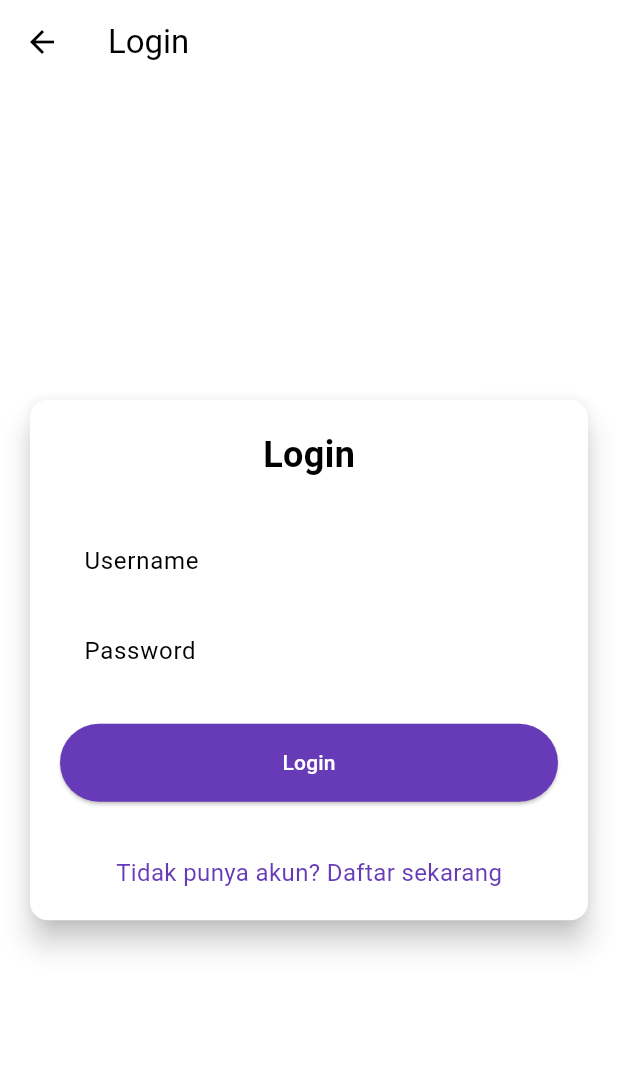
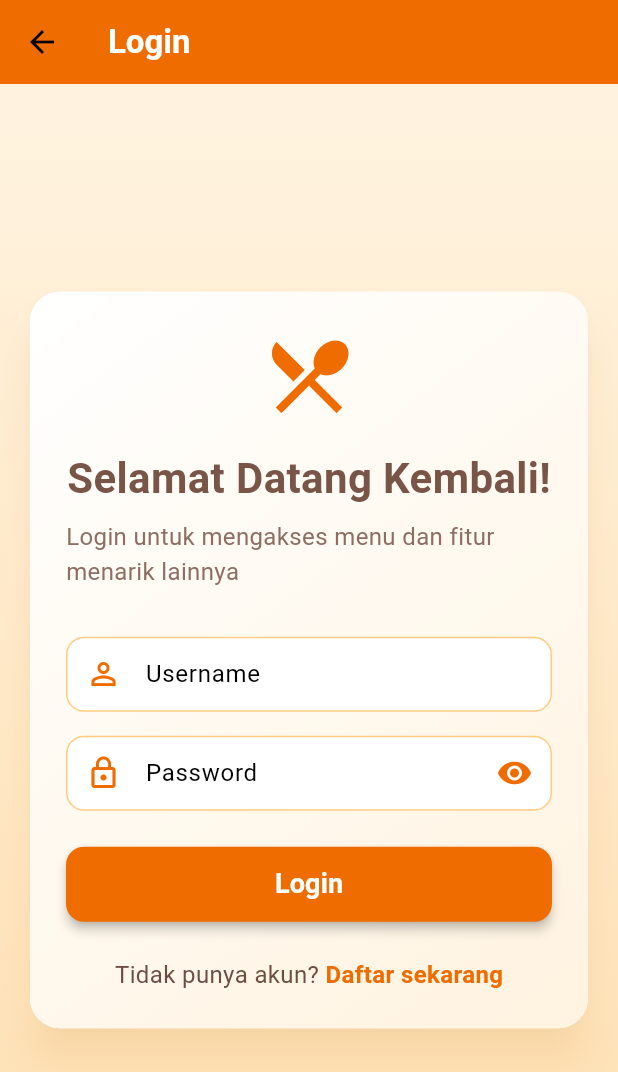
Before and after one commit to F02-PBP/jogja-rasa-mobile, a Flutter app: the screen it shows after launch, after a tap on "Masuk", on a phone screen of 412 x 824 dp. Shown: the top 1072 px of the screen. Run offline on Flutter 3.47's test engine with Material 3 defaults, Android fonts, the phone set to English and light mode, and no system bars; our stand-ins replace google_fonts; missing offline and left inert: pbp_django_auth.

Commit message:
feat: enhance ui

```diff
--- a/lib/screens/login.dart
+++ b/lib/screens/login.dart
@@ -17,9 +17,10 @@ class LoginApp extends StatelessWidget {
       title: 'Login',
       theme: ThemeData(
         useMaterial3: true,
-        colorScheme: ColorScheme.fromSwatch(
-          primarySwatch: Colors.deepPurple,
-        ).copyWith(secondary: Colors.deepPurple[400]),
+        colorScheme: ColorScheme.fromSeed(
+          seedColor: Colors.orange,
+          primary: Colors.orange[800]!,
+        ),
       ),
       home: const LoginPage(),
     );
@@ -37,48 +38,99 @@ class _LoginPageState extends State<LoginPage> {
   final _formKey = GlobalKey<FormState>();
   final TextEditingController _usernameController = TextEditingController();
   final TextEditingController _passwordController = TextEditingController();
+  bool _isPasswordVisible = false;
 
   @override
   Widget build(BuildContext context) {
     final request = context.watch<CookieRequest>();
 
     return Scaffold(
+      backgroundColor: Colors.orange[50],
       appBar: AppBar(
-        title: const Text('Login'),
+        backgroundColor: Colors.orange[800],
+        title: const Text(
+          'Login',
+          style: TextStyle(
+            color: Colors.white,
+            fontWeight: FontWeight.bold,
           ),
-      body: Center(
+        ),
+        elevation: 0,
+      ),
+      body: Container(
+        decoration: BoxDecoration(
+          gradient: LinearGradient(
+            begin: Alignment.topCenter,
+            end: Alignment.bottomCenter,
+            colors: [
+              Colors.orange[50]!,
+              Colors.orange[100]!,
+            ],
+          ),
+        ),
+        child: Center(
           child: SingleChildScrollView(
             padding: const EdgeInsets.all(16.0),
             child: Card(
-            elevation: 8,
+              elevation: 12,
+              shadowColor: Colors.orange.withOpacity(0.2),
               shape: RoundedRectangleBorder(
-              borderRadius: BorderRadius.circular(12.0),
+                borderRadius: BorderRadius.circular(20.0),
               ),
-            child: Padding(
-              padding: const EdgeInsets.all(20.0),
+              child: Container(
+                decoration: BoxDecoration(
+                  borderRadius: BorderRadius.circular(20.0),
+                  gradient: LinearGradient(
+                    begin: Alignment.topLeft,
+                    end: Alignment.bottomRight,
+                    colors: [Colors.white, Colors.orange[50]!],
+                  ),
+                ),
+                padding: const EdgeInsets.all(24.0),
                 child: Form(
                   key: _formKey,
                   child: Column(
                     mainAxisSize: MainAxisSize.min,
                     children: [
+                      Icon(
+                        Icons.restaurant_menu,
+                        size: 64,
+                        color: Colors.orange[800],
+                      ),
+                      const SizedBox(height: 16),
                       const Text(
-                      'Login',
+                        'Selamat Datang Kembali!',
                         style: TextStyle(
-                        fontSize: 24.0,
+                          fontSize: 28.0,
                           fontWeight: FontWeight.bold,
+                          color: Colors.brown,
                         ),
                       ),
-                    const SizedBox(height: 30.0),
-                    TextFormField(
+                      const SizedBox(height: 8),
+                      Text(
+                        'Login untuk mengakses menu dan fitur menarik lainnya',
+                        style: TextStyle(
+                          fontSize: 16.0,
+                          color: Colors.brown[400],
+                        ),
+                      ),
+                      const SizedBox(height: 32.0),
+                      Container(
+                        decoration: BoxDecoration(
+                          borderRadius: BorderRadius.circular(12),
+                          border: Border.all(color: Colors.orange[200]!),
+                          color: Colors.white,
+                        ),
+                        child: TextFormField(
                           controller: _usernameController,
-                      decoration: const InputDecoration(
+                          decoration: InputDecoration(
                             labelText: 'Username',
                             hintText: 'Masukkan username Anda',
-                        border: OutlineInputBorder(
-                          borderRadius: BorderRadius.all(Radius.circular(12.0)),
-                        ),
-                        contentPadding: EdgeInsets.symmetric(
-                            horizontal: 12.0, vertical: 8.0),
+                            prefixIcon: Icon(Icons.person_outline,
+                                color: Colors.orange[800]),
+                            border: InputBorder.none,
+                            contentPadding:
+                                const EdgeInsets.symmetric(horizontal: 16.0),
                           ),
                           validator: (value) {
                             if (value == null || value.isEmpty) {
@@ -87,19 +139,39 @@ class _LoginPageState extends State<LoginPage> {
                             return null;
                           },
                         ),
-                    const SizedBox(height: 12.0),
-                    TextFormField(
+                      ),
+                      const SizedBox(height: 16.0),
+                      Container(
+                        decoration: BoxDecoration(
+                          borderRadius: BorderRadius.circular(12),
+                          border: Border.all(color: Colors.orange[200]!),
+                          color: Colors.white,
+                        ),
+                        child: TextFormField(
                           controller: _passwordController,
-                      decoration: const InputDecoration(
+                          obscureText: !_isPasswordVisible,
+                          decoration: InputDecoration(
                             labelText: 'Password',
                             hintText: 'Masukkan password Anda',
-                        border: OutlineInputBorder(
-                          borderRadius: BorderRadius.all(Radius.circular(12.0)),
+                            prefixIcon: Icon(Icons.lock_outline,
+                                color: Colors.orange[800]),
+                            suffixIcon: IconButton(
+                              icon: Icon(
+                                _isPasswordVisible
+                                    ? Icons.visibility_off
+                                    : Icons.visibility,
+                                color: Colors.orange[800],
                               ),
-                        contentPadding: EdgeInsets.symmetric(
-                            horizontal: 12.0, vertical: 8.0),
+                              onPressed: () {
+                                setState(() {
+                                  _isPasswordVisible = !_isPasswordVisible;
+                                });
+                              },
                             ),
-                      obscureText: true,
+                            border: InputBorder.none,
+                            contentPadding:
+                                const EdgeInsets.symmetric(horizontal: 16.0),
+                          ),
                           validator: (value) {
                             if (value == null || value.isEmpty) {
                               return 'Mohon masukkan password Anda';
@@ -107,15 +179,19 @@ class _LoginPageState extends State<LoginPage> {
                             return null;
                           },
                         ),
+                      ),
                       const SizedBox(height: 24.0),
                       ElevatedButton(
                         onPressed: () async {
                           if (_formKey.currentState!.validate()) {
-                          final response = await request
-                              .postJson("http://localhost:8000/auth/login/", {
+                            try {
+                              final response = await request.postJson(
+                                "http://localhost:8000/auth/login/",
+                                {
                                   'username': _usernameController.text,
                                   'password': _passwordController.text,
-                          });
+                                },
+                              );
 
                               if (response['status'] == true) {
                                 if (context.mounted) {
@@ -129,25 +205,32 @@ class _LoginPageState extends State<LoginPage> {
                                     ..showSnackBar(
                                       SnackBar(
                                         content: Text(
-                                        "${response['message']} Selamat datang, ${response['user']['username']}!"),
+                                          "${response['message']} Selamat datang, ${response['user']['username']}!",
+                                        ),
+                                        backgroundColor: Colors.green,
+                                        behavior: SnackBarBehavior.floating,
                                       ),
                                     );
                                 }
                               } else {
                                 if (context.mounted) {
-                              showDialog(
-                                context: context,
-                                builder: (context) => AlertDialog(
-                                  title: const Text('Login Failed'),
+                                  ScaffoldMessenger.of(context).showSnackBar(
+                                    SnackBar(
                                       content: Text(response['message']),
-                                  actions: [
-                                    TextButton(
-                                      child: const Text('OK'),
-                                      onPressed: () {
-                                        Navigator.pop(context);
-                                      },
+                                      backgroundColor: Colors.red,
+                                      behavior: SnackBarBehavior.floating,
                                     ),
-                                  ],
+                                  );
+                                }
+                              }
+                            } catch (e) {
+                              if (context.mounted) {
+                                ScaffoldMessenger.of(context).showSnackBar(
+                                  const SnackBar(
+                                    content: Text(
+                                        "Terjadi kesalahan. Silakan coba lagi."),
+                                    backgroundColor: Colors.red,
+                                    behavior: SnackBarBehavior.floating,
                                   ),
                                 );
                               }
@@ -156,13 +239,22 @@ class _LoginPageState extends State<LoginPage> {
                         },
                         style: ElevatedButton.styleFrom(
                           foregroundColor: Colors.white,
-                        minimumSize: Size(double.infinity, 50),
-                        backgroundColor: Theme.of(context).colorScheme.primary,
-                        padding: const EdgeInsets.symmetric(vertical: 16.0),
+                          backgroundColor: Colors.orange[800],
+                          minimumSize: const Size(double.infinity, 50),
+                          shape: RoundedRectangleBorder(
+                            borderRadius: BorderRadius.circular(12),
                           ),
-                      child: const Text('Login'),
+                          elevation: 3,
                         ),
-                    const SizedBox(height: 36.0),
+                        child: const Text(
+                          'Login',
+                          style: TextStyle(
+                            fontSize: 18,
+                            fontWeight: FontWeight.bold,
+                          ),
+                        ),
+                      ),
+                      const SizedBox(height: 24.0),
                       GestureDetector(
                         onTap: () {
                           Navigator.push(
@@ -171,12 +263,25 @@ class _LoginPageState extends State<LoginPage> {
                                 builder: (context) => const RegisterPage()),
                           );
                         },
-                      child: Text(
-                        'Tidak punya akun? Daftar sekarang',
+                        child: Row(
+                          mainAxisAlignment: MainAxisAlignment.center,
+                          children: [
+                            Text(
+                              'Tidak punya akun? ',
                               style: TextStyle(
-                          color: Theme.of(context).colorScheme.primary,
+                                color: Colors.brown[600],
                                 fontSize: 16.0,
                               ),
+                            ),
+                            Text(
+                              'Daftar sekarang',
+                              style: TextStyle(
+                                color: Colors.orange[800],
+                                fontSize: 16.0,
+                                fontWeight: FontWeight.bold,
+                              ),
+                            ),
+                          ],
                         ),
                       ),
                     ],
@@ -186,6 +291,7 @@ class _LoginPageState extends State<LoginPage> {
             ),
           ),
         ),
+      ),
     );
   }
 }
```
Lines whose indentation alone changed are shown as unchanged.
